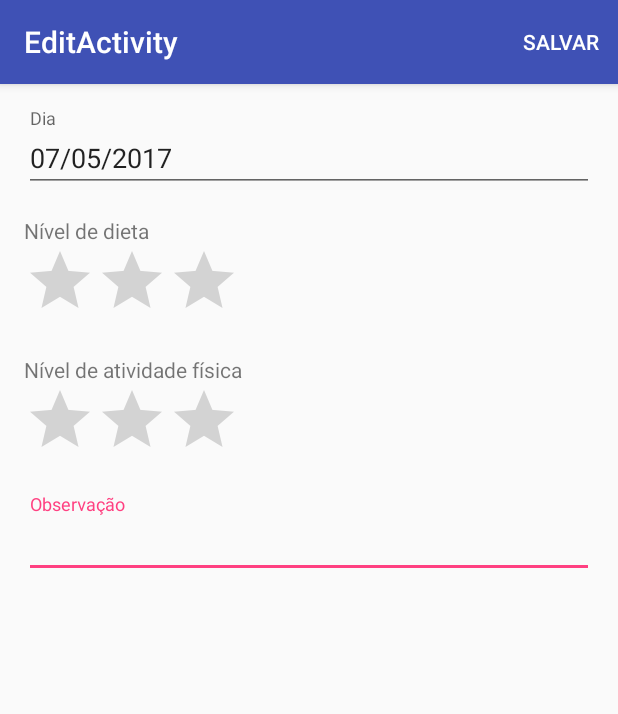
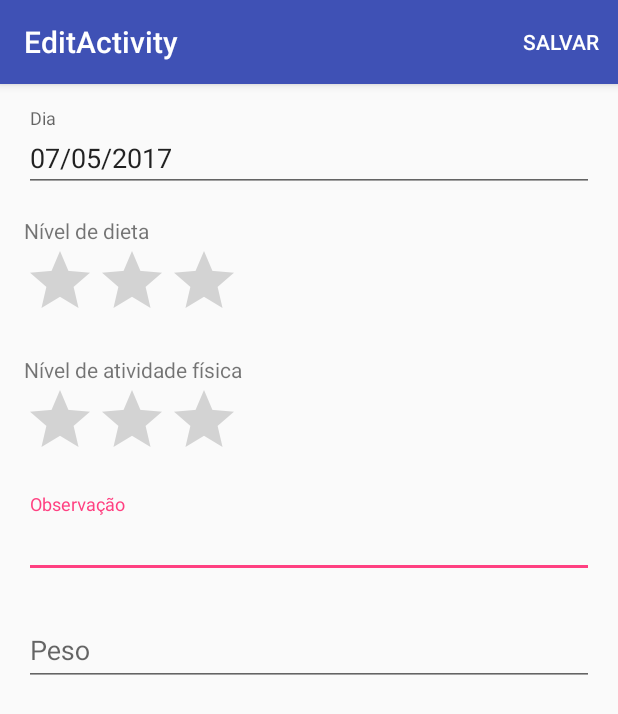
Before and after one commit to ovictorpinto/udacity-capstone, an Android app: the screen it shows after launch (EditActivity), after a tap on "Sun", on a phone screen of 412 x 824 dp. Shown: the top 714 px of the screen. Run offline under Robolectric (Android 15) with nearby library versions, the phone set to English and light mode, and no system bars; our stand-ins replace ButterKnife; libraries missing offline, so code that uses them is left out: com.github.mikephil.charting; 6 statements that could not run were skipped.

Commit message:
Inclusão do alarme pra lembrar o usuário todas as noite de preencher o dia atual. Novo dado de peso

```diff
--- a/BTFit/app/build.gradle
+++ b/BTFit/app/build.gradle
@@ -31,6 +31,7 @@ dependencies {
     compile 'com.google.firebase:firebase-messaging:10.0.1'
     compile 'com.jakewharton:butterknife:8.5.1'
     compile 'com.google.guava:guava:20.0'
+    compile 'com.github.PhilJay:MPAndroidChart:v3.0.2'
     testCompile 'junit:junit:4.12'
     annotationProcessor 'com.jakewharton:butterknife-compiler:8.5.1'
 }
--- /dev/null
+++ b/BTFit/app/src/main/java/br/com/r29tecnologia/btpress/btfit/Application.java
@@ -0,0 +1,42 @@
+package br.com.r29tecnologia.btpress.btfit;
+
+import android.app.AlarmManager;
+import android.app.PendingIntent;
+import android.content.Context;
+import android.content.Intent;
+import android.util.Log;
+
+import java.util.Calendar;
+
+import br.com.r29tecnologia.btpress.btfit.alarm.LembreteReceiver;
+import br.com.r29tecnologia.btpress.btfit.util.DateUtil;
+
+/**
+ * Created by victorpinto on 22/05/17.
+ */
+
+public class Application extends android.app.Application {
+    public static final String TAG = Application.class.getSimpleName();
+
+    @Override
+    public void onCreate() {
+        super.onCreate();
+        Log.d(TAG, "onCreate Application");
+        agendarAlarmeDiario();
+    }
+
+    private void agendarAlarmeDiario() {
+        Log.d(TAG, "Agendando…");
+        AlarmManager alarmMgr = (AlarmManager) getSystemService(Context.ALARM_SERVICE);
+        Intent intent = new Intent(this, LembreteReceiver.class);
+        PendingIntent alarmIntent = PendingIntent.getBroadcast(this, 0, intent, 0);
+
+        Calendar calendar = DateUtil.getToday();
+        calendar.set(Calendar.HOUR_OF_DAY, 20);
+        calendar.set(Calendar.MINUTE, 0);
+
+        // With setInexactRepeating(), you have to use one of the AlarmManager interval
+        // constants--in this case, AlarmManager.INTERVAL_DAY.
+        alarmMgr.setInexactRepeating(AlarmManager.RTC_WAKEUP, calendar.getTimeInMillis(), AlarmManager.INTERVAL_DAY, alarmIntent);
+    }
+}
--- a/BTFit/app/src/main/java/br/com/r29tecnologia/btpress/btfit/EditActivity.java
+++ b/BTFit/app/src/main/java/br/com/r29tecnologia/btpress/btfit/EditActivity.java
@@ -36,6 +36,9 @@ public class EditActivity extends AppCompatActivity {
     @BindView(R.id.edittextObservacao)
     EditText campoObservacao;
 
+    @BindView(R.id.edittextPeso)
+    EditText campoPeso;
+
     @Override
     protected void onCreate(Bundle savedInstanceState) {
         super.onCreate(savedInstanceState);
@@ -50,6 +53,9 @@ public class EditActivity extends AppCompatActivity {
             ratingDieta.setRating(dia.getFlagDieta());
             ratingAtv.setRating(dia.getFlagAtvFisica());
             campoObservacao.setText(dia.getObservacao());
+            if (dia.getPeso() != null) {
+                campoPeso.setText(dia.getPeso().toString());
+            }
         }
         fillDate();
     }
@@ -87,6 +93,10 @@ public class EditActivity extends AppCompatActivity {
             dia.setFlagAtvFisica((int) ratingAtv.getRating());
             dia.setPreenchido(true);
             dia.setObservacao(campoObservacao.getText().toString());
+            String peso = campoPeso.getText().toString();
+            if (peso.length() > 0) {
+                dia.setPeso(Float.parseFloat(peso));
+            }
             getContentResolver().insert(Contratos.DIAS.URI, Contratos.DIAS.getCVFrom(dia));
             finish();
             return true;
--- a/BTFit/app/src/main/java/br/com/r29tecnologia/btpress/btfit/MainActivity.java
+++ b/BTFit/app/src/main/java/br/com/r29tecnologia/btpress/btfit/MainActivity.java
@@ -17,6 +17,12 @@ import android.view.Menu;
 import android.view.MenuItem;
 import android.view.View;
 
+import com.github.mikephil.charting.charts.LineChart;
+import com.github.mikephil.charting.data.Entry;
+import com.github.mikephil.charting.data.LineData;
+import com.github.mikephil.charting.data.LineDataSet;
+
+import java.util.ArrayList;
 import java.util.Calendar;
 import java.util.Date;
 import java.util.List;
@@ -39,6 +45,10 @@ public class MainActivity extends AppCompatActivity implements LoaderManager.Loa
 
     @BindView(R.id.fab)
     FloatingActionButton buttonAdicionar;
+
+    @BindView(R.id.chart)
+    LineChart chart;
+
     private Date dtFim;
     private Date dtIni;
 
@@ -83,8 +93,9 @@ public class MainActivity extends AppCompatActivity implements LoaderManager.Loa
 
     @Override
     public void onLoadFinished(Loader<Cursor> loader, Cursor data) {
-        List<Dia> list = Contratos.DIAS.getListFrom(data);
-        final DiaAdapter adapter = new DiaAdapter(DateUtil.fill(list, dtIni, dtFim));
+        List<Dia> preenchidos = Contratos.DIAS.getListFrom(data);
+        List<Dia> list = DateUtil.fill(preenchidos, dtIni, dtFim);
+        final DiaAdapter adapter = new DiaAdapter(list);
         adapter.setListener(new DiaAdapter.DiaListener() {
             @Override
             public void onDiaClick(Dia dia) {
@@ -94,6 +105,16 @@ public class MainActivity extends AppCompatActivity implements LoaderManager.Loa
             }
         });
         recyclerView.setAdapter(adapter);
+
+        List<Entry> entries = new ArrayList<Entry>();
+        for (Dia dia : preenchidos) {
+            // turn your data into Entry objects
+            entries.add(new Entry(dia.getDate().getDate(), dia.getPeso()));
+        }
+        LineDataSet dataSet = new LineDataSet(entries, "Peso"); // add entries to dataset
+        LineData lineData = new LineData(dataSet);
+        chart.setData(lineData);
+        chart.invalidate(); // refresh
     }
 
     public boolean onCreateOptionsMenu(Menu menu) {
--- a/BTFit/app/src/main/java/br/com/r29tecnologia/btpress/btfit/model/Contratos.java
+++ b/BTFit/app/src/main/java/br/com/r29tecnologia/btpress/btfit/model/Contratos.java
@@ -23,7 +23,7 @@ public final class Contratos {
 
     static final String AUTHORITY = "br.com.r29tecnologia.btpress.btfit";
     static final String PATH_DIA = "dia";
-    static final String PATH_DIA_ESPECIFICO = "dia/*";
+    static final String PATH_DIA_ESPECIFICO = "dia/#";
     private static final Uri BASE_URI = Uri.parse("content://" + AUTHORITY);
 
     public static final class DIAS implements BaseColumns {
@@ -35,6 +35,7 @@ public final class Contratos {
         public static final String COLUMN_ATV_FISICA = "atv_fisica";
         public static final String COLUMN_OBSERVACAO = "observacao";
         public static final String COLUMN_PREENCHIDO = "preenchido";
+        public static final String COLUMN_PESO = "peso";
 
         public static final int POSITION_ID = 0;
         public static final int POSITION_DIA = 1;
@@ -42,14 +43,25 @@ public final class Contratos {
         public static final int POSITION_ATV_FISICA = 3;
         public static final int POSITION_OBSERVACAO = 4;
         public static final int POSITION_PREENCHIDO = 5;
+        public static final int POSITION_PESO = 6;
 
         public static final ImmutableList<String> COLUMNS = ImmutableList
-                .of(_ID, COLUMN_DIA, COLUMN_DIETA, COLUMN_ATV_FISICA, COLUMN_OBSERVACAO, COLUMN_PREENCHIDO);
+                .of(_ID, COLUMN_DIA, COLUMN_DIETA, COLUMN_ATV_FISICA, COLUMN_OBSERVACAO, COLUMN_PREENCHIDO, COLUMN_PESO);
 
-        public static String CREATE = String
-                .format("CREATE TABLE %s (%s INTEGER PRIMARY KEY AUTOINCREMENT, %s INTEGER NOT NULL, %s INTEGER NOT NULL, %s INTEGER NOT " +
-                        "" + "" + "" + "" + "" + "" + "" + "NULL, %s TEXT NULL, %s INTEGER NOT NULL, UNIQUE (%s) ON CONFLICT REPLACE);",
-                        TABLE_NAME, _ID, COLUMN_DIA, COLUMN_DIETA, COLUMN_ATV_FISICA, COLUMN_OBSERVACAO, COLUMN_PREENCHIDO, COLUMN_DIA);
+        public static String CREATE;
+
+        static {
+            StringBuilder tmp = new StringBuilder("CREATE TABLE ");
+            tmp.append(TABLE_NAME).append("( ").append(_ID).append(" INTEGER PRIMARY KEY AUTOINCREMENT, ");
+            tmp.append(COLUMN_DIA).append(" INTEGER NOT NULL, ");
+            tmp.append(COLUMN_DIETA).append(" INTEGER NOT NULL, ");
+            tmp.append(COLUMN_ATV_FISICA).append(" INTEGER NOT NULL, ");
+            tmp.append(COLUMN_OBSERVACAO).append(" TEXT NULL, ");
+            tmp.append(COLUMN_PREENCHIDO).append(" INTEGER NOT NULL, ");
+            tmp.append(COLUMN_PESO).append(" REAL NULL, ");
+            tmp.append("UNIQUE (").append(COLUMN_DIA).append(") ON ").append("CONFLICT ").append("REPLACE);");
+            CREATE = tmp.toString();
+        }
 
         public static String getDiaEspecificoFromUri(Uri queryUri) {
             return queryUri.getLastPathSegment();
@@ -62,6 +74,7 @@ public final class Contratos {
             cv.put(COLUMN_ATV_FISICA, dia.getFlagAtvFisica());
             cv.put(COLUMN_OBSERVACAO, dia.getObservacao());
             cv.put(COLUMN_PREENCHIDO, dia.isPreenchido() ? 1 : 0);
+            cv.put(COLUMN_PESO, dia.getPeso());
             return cv;
         }
 
@@ -76,6 +89,7 @@ public final class Contratos {
                     dia.setFlagAtvFisica(data.getInt(POSITION_ATV_FISICA));
                     dia.setObservacao(data.getString(POSITION_OBSERVACAO));
                     dia.setPreenchido(data.getInt(POSITION_PREENCHIDO) > 0);
+                    dia.setPeso(data.getFloat(POSITION_PESO));
                     list.add(dia);
                 }
             }
@@ -87,5 +101,8 @@ public final class Contratos {
                            .appendQueryParameter("dtFim", String.valueOf(dtFim.getTime())).build();
         }
 
+        public static Uri buildUriDiaEspecifico(Date dia) {
+            return URI.buildUpon().appendPath(String.valueOf(dia.getTime())).build();
+        }
     }
 }
--- a/BTFit/app/src/main/java/br/com/r29tecnologia/btpress/btfit/model/Dia.java
+++ b/BTFit/app/src/main/java/br/com/r29tecnologia/btpress/btfit/model/Dia.java
@@ -23,6 +23,7 @@ public class Dia implements Parcelable {
     private int flagDieta;
     private int flagAtvFisica;
     private String observacao;
+    private Float peso;
 
     public Dia() {
 
@@ -34,6 +35,7 @@ public class Dia implements Parcelable {
         flagAtvFisica = in.readInt();
         observacao = in.readString();
         date = (Date) in.readSerializable();
+        peso = (Float) in.readSerializable();
     }
 
     @Override
@@ -43,6 +45,7 @@ public class Dia implements Parcelable {
         dest.writeInt(flagAtvFisica);
         dest.writeString(observacao);
         dest.writeSerializable(date);
+        dest.writeSerializable(peso);
     }
 
     @Override
@@ -114,6 +117,14 @@ public class Dia implements Parcelable {
         return observacao;
     }
 
+    public Float getPeso() {
+        return peso;
+    }
+
+    public void setPeso(Float peso) {
+        this.peso = peso;
+    }
+
     public void setObservacao(String observacao) {
         this.observacao = observacao;
     }
--- a/BTFit/app/src/main/java/br/com/r29tecnologia/btpress/btfit/BTFitAppWidget.java
+++ b/BTFit/app/src/main/java/br/com/r29tecnologia/btpress/btfit/widget/BTFitAppWidget.java
@@ -1,4 +1,4 @@
-package br.com.r29tecnologia.btpress.btfit;
+package br.com.r29tecnologia.btpress.btfit.widget;
 
 import android.appwidget.AppWidgetManager;
 import android.appwidget.AppWidgetProvider;
@@ -14,6 +14,7 @@ import java.util.Calendar;
 import java.util.Date;
 import java.util.List;
 
+import br.com.r29tecnologia.btpress.btfit.R;
 import br.com.r29tecnologia.btpress.btfit.model.Contratos;
 import br.com.r29tecnologia.btpress.btfit.model.Dia;
 import br.com.r29tecnologia.btpress.btfit.ui.DiaView;
--- a/BTFit/app/src/main/res/layout/content_edit.xml
+++ b/BTFit/app/src/main/res/layout/content_edit.xml
@@ -62,5 +62,19 @@
             android:inputType="textMultiLine"/>
     </android.support.design.widget.TextInputLayout>
 
+    <android.support.design.widget.TextInputLayout
+        android:layout_width="match_parent"
+        android:layout_height="wrap_content"
+        android:layout_marginTop="@dimen/padding_default">
+
+        <android.support.design.widget.TextInputEditText
+            android:id="@+id/edittextPeso"
+            android:layout_width="match_parent"
+            android:layout_height="wrap_content"
+            android:hint="@string/peso"
+            android:inputType="numberDecimal"
+            android:maxLines="1"/>
+    </android.support.design.widget.TextInputLayout>
+
 
 </LinearLayout>
--- a/BTFit/app/src/main/res/values/strings.xml
+++ b/BTFit/app/src/main/res/values/strings.xml
@@ -20,4 +20,6 @@
     <string name="share_dia">%1$s:\nNível dieta: %2$d\nNível ativ. física: %3$d\nObservação: %4$s</string>
     <string name="appwidget_text">EXAMPLE</string>
     <string name="add_widget">Add widget</string>
+    <string name="texto_lembrete">Que tal registrar como foi o seu dia hoje?</string>
+    <string name="peso">Peso</string>
 </resources>
--- a/BTFit/build.gradle
+++ b/BTFit/build.gradle
@@ -16,6 +16,7 @@ buildscript {
 allprojects {
     repositories {
         jcenter()
+        maven { url "https://jitpack.io" }
     }
 }
 
```
Also changed, not shown: BTFit/app/src/main/AndroidManifest.xml (+17 -1 lines), BTFit/app/src/main/java/br/com/r29tecnologia/btpress/btfit/alarm/AlarmBootReceiver.java (added, +21 -0 lines), BTFit/app/src/main/java/br/com/r29tecnologia/btpress/btfit/alarm/LembreteReceiver.java (added, +65 -0 lines), BTFit/app/src/main/res/layout/content_main.xml (+7 -1 lines).
